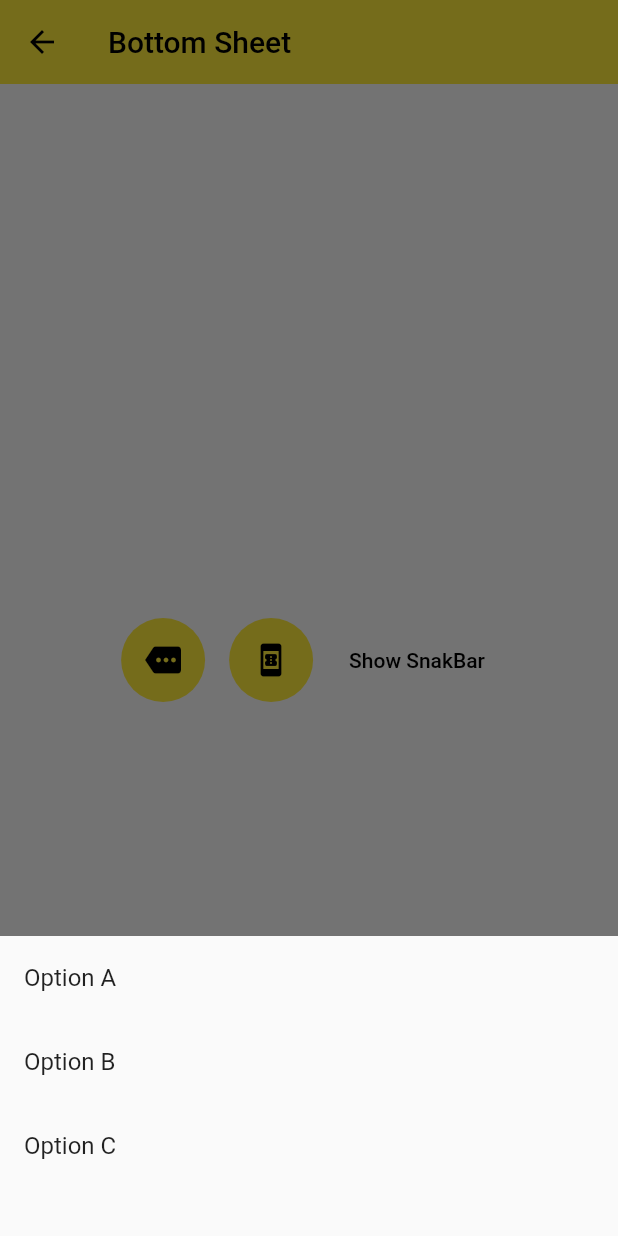
After one commit to kenLiaowj/FlutterApp, a Flutter app: the BottomSheetDemo screen opened directly, after a tap on the "more" icon, after a tap on the "book online" icon, on a phone screen of 412 x 824 dp. The commit adds this screen. Run offline on Flutter 3.47's test engine with Material 2 defaults, Android fonts, the phone set to English and light mode, and no system bars.

Commit message:
1. showSimpleDialog/showDialog/showBottomSheet/showModalSheet/showSnack/ExpansionPanel

```diff
--- a/lib/demo/material_components.dart
+++ b/lib/demo/material_components.dart
@@ -5,6 +5,8 @@ import 'package:flutter_application_001/demo/material_design/ratio_demo.dart';
 import 'material_design/button_demo.dart';
 import 'material_design/floating_button.dart';
 import 'material_design/date_picker_demo.dart';
+import 'material_design/bottom_sheet_demo.dart';
+import 'material_design/expansion_panel_demo.dart';
 
 class MaterialComponents extends StatelessWidget {
   const MaterialComponents({super.key});
@@ -24,6 +26,8 @@ class MaterialComponents extends StatelessWidget {
           ListViewItem('Checkbox Demo', CheckBoxDemo()),
           ListViewItem('Radio Demo', RadioDemo()),
           ListViewItem('DatePicker Demo', DatePickerDemo()),
+          ListViewItem('BottomSheet Demo', BottomSheetDemo()),
+          ListViewItem('ExpansionPanel Demo', ExpansionPanelDemo()),
         ],
       ),
     );
--- /dev/null
+++ b/lib/demo/material_design/bottom_sheet_demo.dart
@@ -0,0 +1,129 @@
+import 'package:flutter/material.dart';
+import 'dart:async';
+
+class BottomSheetDemo extends StatefulWidget {
+  const BottomSheetDemo({super.key});
+
+  @override
+  State<BottomSheetDemo> createState() => _BottomSheetDemoState();
+}
+
+class _BottomSheetDemoState extends State<BottomSheetDemo> {
+  final _bottomSheetScaffoldKey = GlobalKey<ScaffoldState>();
+
+  void _showBottomSheet() {
+    _bottomSheetScaffoldKey.currentState?.showBottomSheet(
+      (context) {
+        return BottomAppBar(
+          child: Container(
+            height: 90.0,
+            width: double.infinity,
+            color: Colors.yellow,
+            padding: EdgeInsets.all(16),
+            child: Row(
+              children: [
+                Icon(Icons.pause_circle_outline),
+                SizedBox(
+                  width: 16,
+                ),
+                Text('01:30 / 03:20'),
+                Expanded(
+                    child: Text(
+                  'Fix you - coldPlay',
+                  textAlign: TextAlign.right,
+                ))
+              ],
+            ),
+          ),
+        );
+      },
+    );
+  }
+
+  Future _showBottomModalSheet() async {
+    final option = await showModalBottomSheet(
+        context: context,
+        builder: (context) {
+          return Container(
+            height: 200,
+            child: Column(children: [
+              ListTile(
+                title: Text('Option A'),
+                onTap: () {
+                  Navigator.pop(context, 'A');
+                },
+              ),
+              ListTile(
+                title: Text('Option B'),
+                onTap: () {
+                  Navigator.pop(context, 'B');
+                },
+              ),
+              ListTile(
+                title: Text('Option C'),
+                onTap: () {
+                  Navigator.pop(context, 'C');
+                },
+              )
+            ]),
+          );
+        });
+
+    debugPrint(option);
+  }
+
+  void _showSnakBar() {
+    ScaffoldMessenger.of(context).showSnackBar(SnackBar(
+      content: Container(
+        child: Text('Waiting....'),
+      ),
+      action: SnackBarAction(label: 'OK', onPressed: () {}),
+      duration: Duration(seconds: 1),
+    ));
+  }
+
+  @override
+  Widget build(BuildContext context) {
+    return Scaffold(
+      key: _bottomSheetScaffoldKey,
+      appBar: AppBar(
+        title: Text('Bottom Sheet'),
+        elevation: 0.0,
+      ),
+      body: Container(
+        alignment: Alignment.center,
+        child: Row(
+          mainAxisAlignment: MainAxisAlignment.center,
+          children: [
+            FloatingActionButton(
+                child: Icon(Icons.more),
+                elevation: 0.0,
+                onPressed: () {
+                  _showBottomSheet();
+                }),
+            SizedBox(
+              width: 16,
+            ),
+            FloatingActionButton(
+                child: Icon(Icons.book_online),
+                elevation: 0.0,
+                onPressed: () {
+                  _showBottomModalSheet();
+                }),
+            SizedBox(
+              width: 16,
+            ),
+            TextButton(
+                onPressed: () {
+                  _showSnakBar();
+                },
+                child: Text(
+                  'Show SnakBar',
+                  style: TextStyle(color: Colors.black),
+                ))
+          ],
+        ),
+      ),
+    );
+  }
+}
```
Also changed, not shown: lib/demo/material_design/expansion_panel_demo.dart (added, +87 -0 lines).
